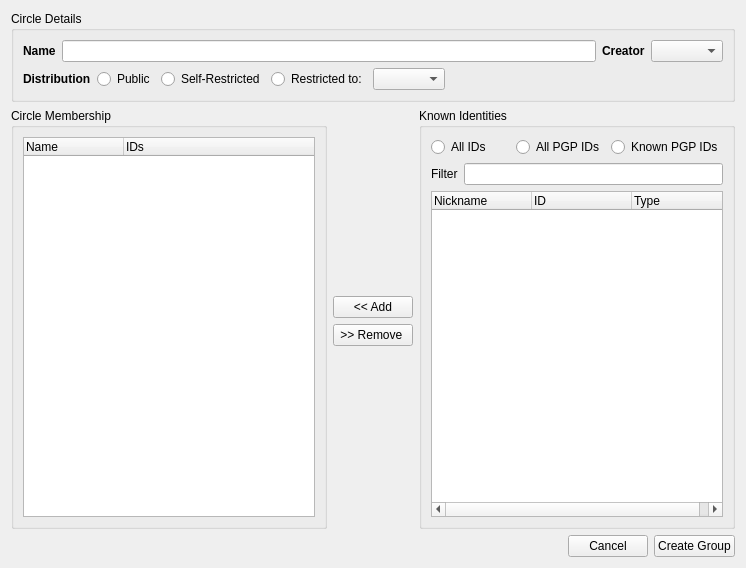
This is retroshare-gui/src/gui/Circles/CreateCircleDialog.ui in RetroShare/RetroShare as Qt 5 draws it before an edit. The edited form follows.
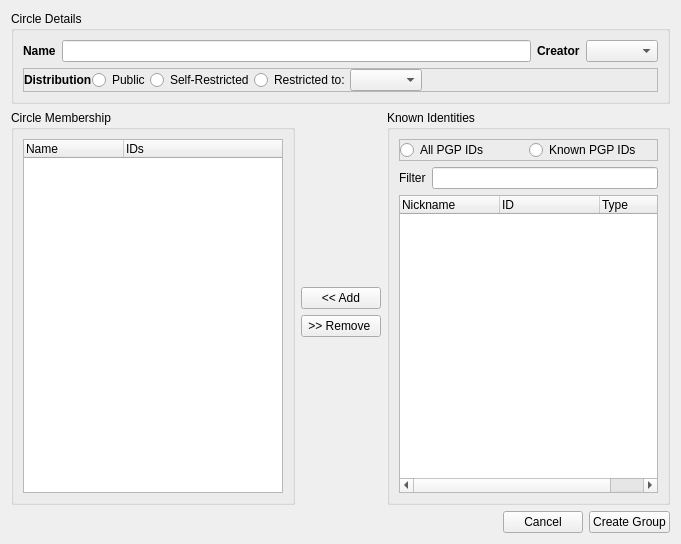
This is the edited form. Custom widgets are drawn as their Qt base class.

Commit message: - Modified Circles GUI to correctly generate new Local / External Circles.  - Tweaked UI to allow easy show / hide of relevant parts.  - GUI now displays Local and External Circles correctly.

```diff
--- a/retroshare-gui/src/gui/Circles/CreateCircleDialog.ui
+++ b/retroshare-gui/src/gui/Circles/CreateCircleDialog.ui
@@ -6,8 +6,8 @@
    <rect>
     <x>0</x>
     <y>0</y>
-    <width>746</width>
-    <height>568</height>
+    <width>681</width>
+    <height>544</height>
    </rect>
   </property>
   <property name="windowTitle">
@@ -57,7 +57,20 @@
        </layout>
       </item>
       <item>
+       <widget class="QFrame" name="frame_Distribution">
+        <property name="frameShape">
+         <enum>QFrame::StyledPanel</enum>
+        </property>
+        <property name="frameShadow">
+         <enum>QFrame::Raised</enum>
+        </property>
        <layout class="QHBoxLayout" name="horizontalLayout">
+         <property name="spacing">
+          <number>0</number>
+         </property>
+         <property name="margin">
+          <number>0</number>
+         </property>
         <item>
          <widget class="QLabel" name="label_3">
           <property name="font">
@@ -102,13 +115,14 @@
           </property>
           <property name="sizeHint" stdset="0">
            <size>
-            <width>40</width>
+             <width>147</width>
             <height>20</height>
            </size>
           </property>
          </spacer>
         </item>
        </layout>
+       </widget>
       </item>
      </layout>
     </widget>
@@ -187,14 +201,20 @@
      </property>
      <layout class="QVBoxLayout" name="verticalLayout">
       <item>
+       <widget class="QFrame" name="frame_PgpTypes">
+        <property name="frameShape">
+         <enum>QFrame::StyledPanel</enum>
+        </property>
+        <property name="frameShadow">
+         <enum>QFrame::Raised</enum>
+        </property>
        <layout class="QHBoxLayout" name="horizontalLayout_3">
-        <item>
-         <widget class="QRadioButton" name="radioButton_ListAll">
-          <property name="text">
-           <string>All IDs</string>
-          </property>
-         </widget>
-        </item>
+         <property name="spacing">
+          <number>0</number>
+         </property>
+         <property name="margin">
+          <number>0</number>
+         </property>
         <item>
          <widget class="QRadioButton" name="radioButton_ListAllPGP">
           <property name="text">
@@ -210,6 +230,7 @@
          </widget>
         </item>
        </layout>
+       </widget>
       </item>
       <item>
        <layout class="QHBoxLayout" name="horizontalLayout_4">
```
Left out of the diff: 2 changed lines with no effect on the pictures. Lines whose indentation alone changed are shown as unchanged. The commit also changes 2 other files.
